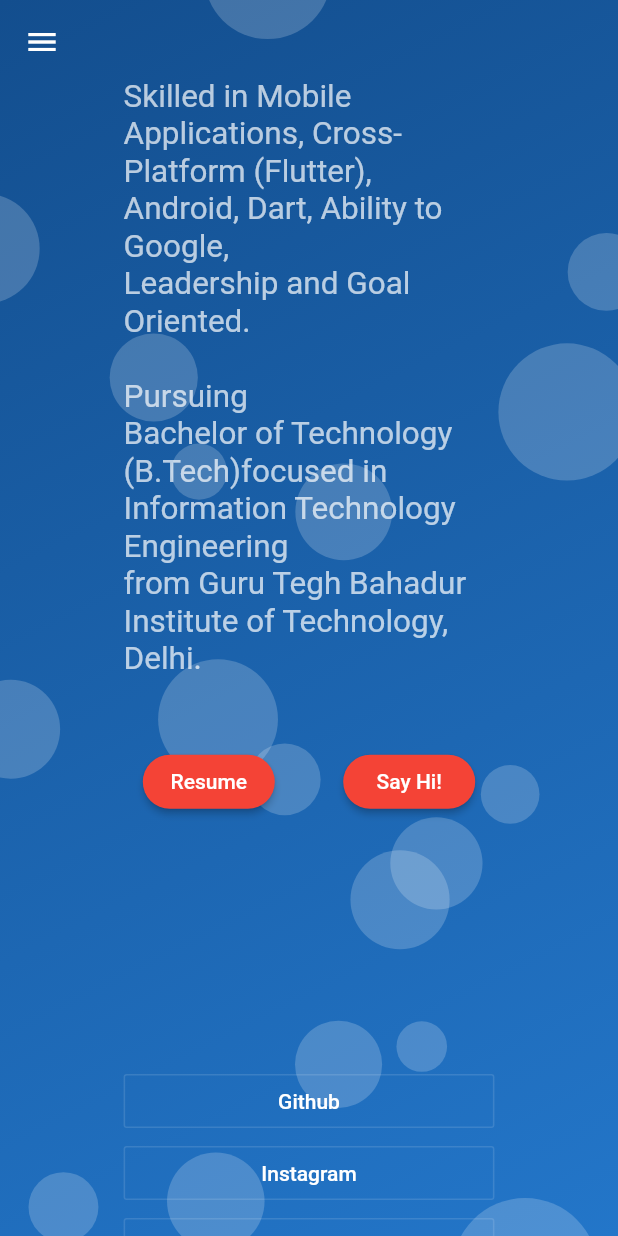
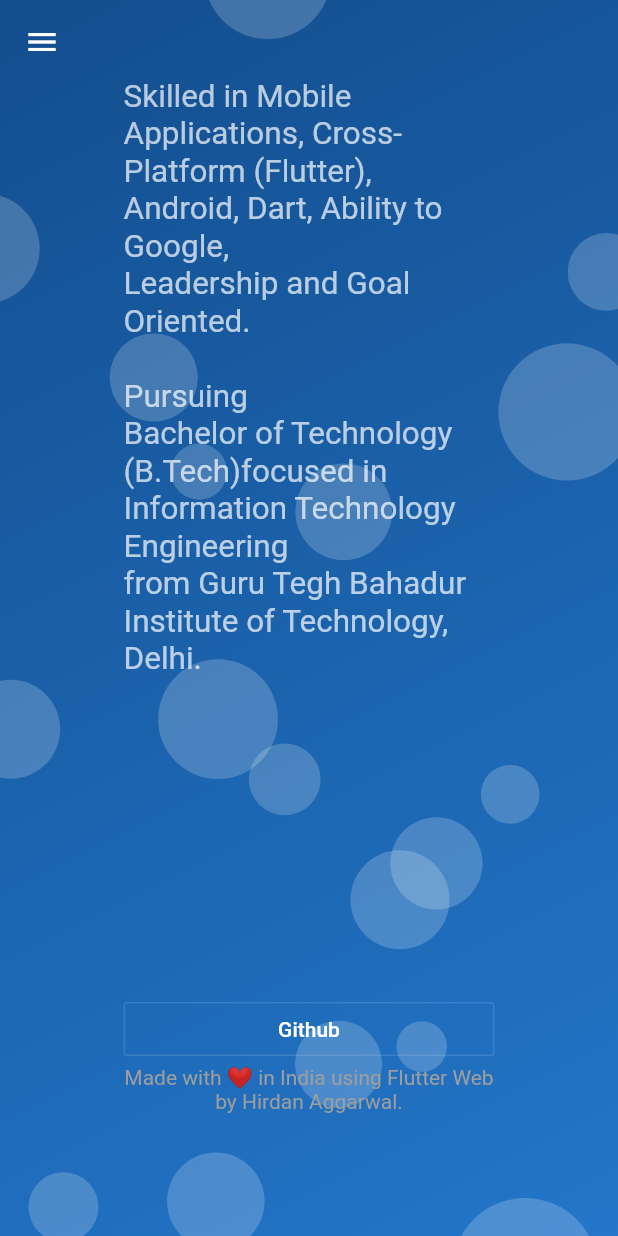
Before and after one commit to hirdan/personalportfolio, a Flutter app: the screen it shows after launch, scrolled down 1005 dp, on a phone screen of 412 x 824 dp. Run offline on Flutter 3.47's test engine with Material 2 defaults, Android fonts, the phone set to English and light mode, and no system bars; missing offline and left inert: dart:html; Roboto replaces fonts that are missing (GoogleSansRegular).

Commit message:
social changes

```diff
--- a/lib/profile_page.dart
+++ b/lib/profile_page.dart
@@ -220,34 +220,34 @@ class ProfileInfo extends StatelessWidget {
       SizedBox(
         height: 20,
       ),
-      Row(
-        mainAxisAlignment: MainAxisAlignment.spaceEvenly,
-        children: <Widget>[
-          RaisedButton(
-            shape: StadiumBorder(),
-            child: Text("Resume"),
-            color: Colors.red,
-            onPressed: () {
-              html.window
-                  .open("https://sites.google.com/view/hirdan/resume", "Resume");
-            },
-            padding: EdgeInsets.all(10),
-          ),
-          SizedBox(
-            width: 20,
-          ),
-          RaisedButton(
-            shape: StadiumBorder(),
-            child: Text("Say Hi!"),
-            color: Colors.red,
-            onPressed: () {
-              html.window
-                  .open("https://instagram.com/hirdan24", "Hirdan");
-            },
-            padding: EdgeInsets.all(10),
-          )
-        ],
-      )
+      // Row(
+      //   mainAxisAlignment: MainAxisAlignment.spaceEvenly,
+      //   children: <Widget>[
+      //     RaisedButton(
+      //       shape: StadiumBorder(),
+      //       child: Text("Resume"),
+      //       color: Colors.red,
+      //       onPressed: () {
+      //         html.window
+      //             .open("https://sites.google.com/view/hirdan/resume", "Resume");
+      //       },
+      //       padding: EdgeInsets.all(10),
+      //     ),
+      //     SizedBox(
+      //       width: 20,
+      //     ),
+      //     RaisedButton(
+      //       shape: StadiumBorder(),
+      //       child: Text("Say Hi!"),
+      //       color: Colors.red,
+      //       onPressed: () {
+      //         html.window
+      //             .open("https://instagram.com/hirdan24", "Hirdan");
+      //       },
+      //       padding: EdgeInsets.all(10),
+      //     )
+      //   ],
+      // )
     ],
   );
 
@@ -284,21 +284,21 @@ class SocialInfo extends StatelessWidget {
         },
         color: Colors.blue,
       ),
-      OutlineButton(
-        child: Text('Instagram'),
-        onPressed: () {
-          html.window.open("https://instagram.com/hirdan24", "Instagram");
-        },
-        color: Colors.blue,
-      ),
-      OutlineButton(
-        child: Text('Facebook'),
-        onPressed: () {
-          html.window
-              .open("https://www.facebook.com/hirdan.aggarwal.1", "Facebook");
-        },
-        color: Colors.blue,
-      ),
+      // OutlineButton(
+      //   child: Text('Instagram'),
+      //   onPressed: () {
+      //     html.window.open("https://instagram.com/hirdan24", "Instagram");
+      //   },
+      //   color: Colors.blue,
+      // ),
+      // OutlineButton(
+      //   child: Text('Facebook'),
+      //   onPressed: () {
+      //     html.window
+      //         .open("https://www.facebook.com/hirdan.aggarwal.1", "Facebook");
+      //   },
+      //   color: Colors.blue,
+      // ),
     ];
   }
 
```
Also changed, not shown: 1 other file.
